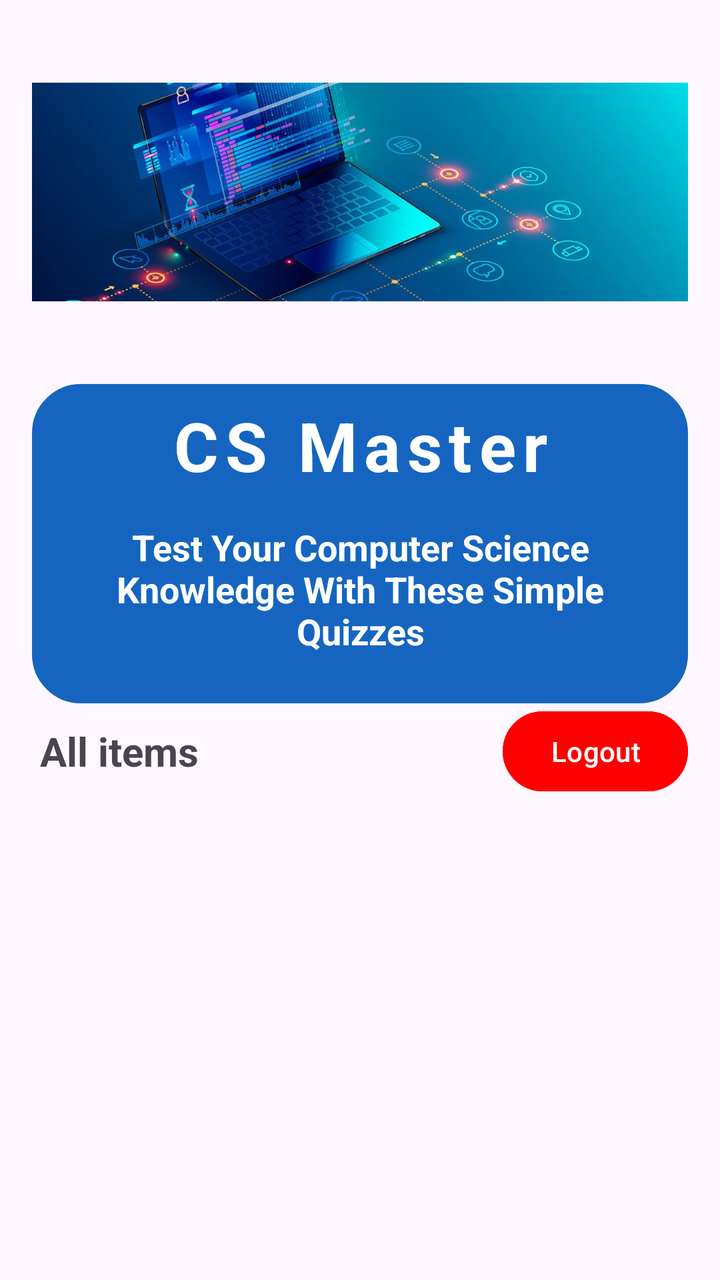
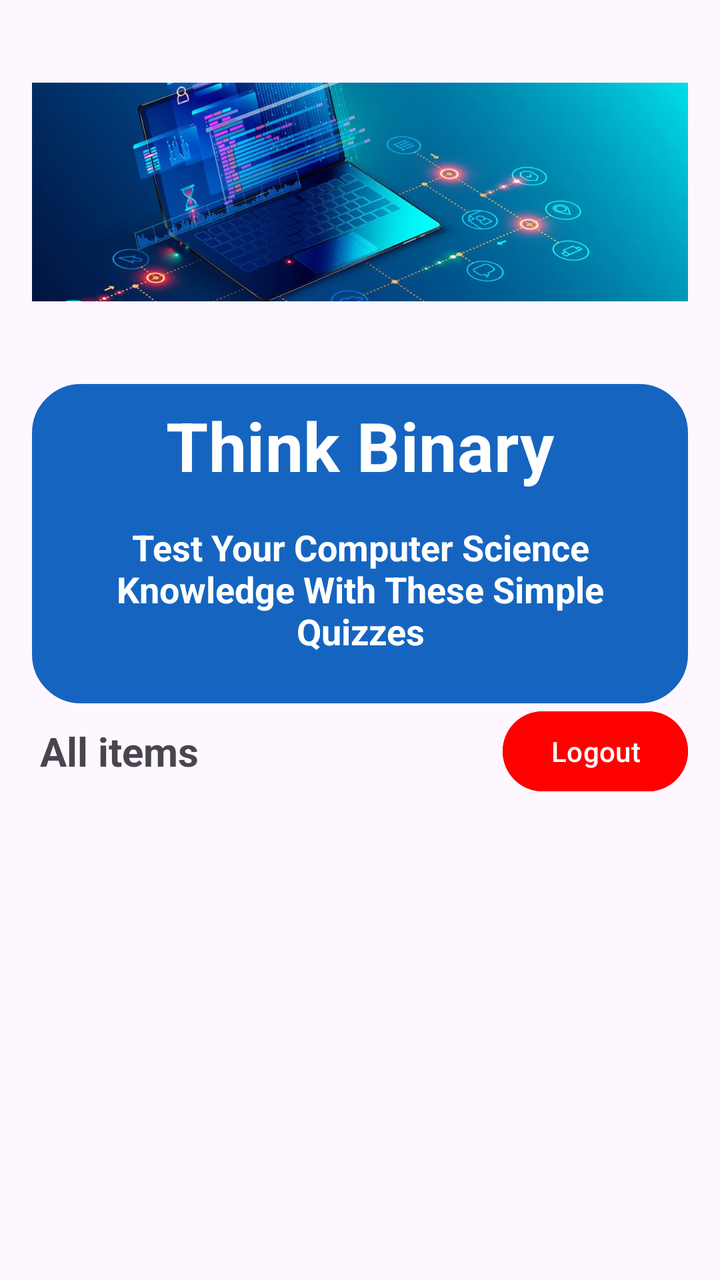

The first picture is an Android layout as it rendered before a commit; the second is the same layout after the commit. The layout source and the unified diff follow.
<!-- AndroidManifest.xml: application theme Theme.QuizMaster -->
<!-- res/layout/activity_main.xml -->
<?xml version="1.0" encoding="utf-8"?>
<LinearLayout xmlns:android="http://schemas.android.com/apk/res/android"
    xmlns:app="http://schemas.android.com/apk/res-auto"
    xmlns:tools="http://schemas.android.com/tools"
    android:layout_width="match_parent"
    android:layout_height="match_parent"
    android:orientation="vertical"
    android:padding="16dp"
    tools:context=".MainActivity">

    <ImageView
        android:layout_width="match_parent"
        android:layout_height="160dp"
        android:src="@drawable/img"
        />

    <LinearLayout
        android:layout_width="match_parent"
        android:layout_height="wrap_content"
        android:layout_marginTop="16dp"
        android:background="@drawable/rounded_corner"
        android:backgroundTint="@color/blue"
        android:padding="8dp"
        android:orientation="vertical">

        <TextView
            android:layout_width="match_parent"
            android:layout_height="wrap_content"
            android:text="CS Master"
            android:gravity="center"
            android:textSize="34sp"
            android:letterSpacing="0.1"
            android:textColor="@color/white"
            android:textStyle="bold"/>

        <TextView
            android:layout_width="match_parent"
            android:layout_height="wrap_content"
            android:text="Test Your Computer Science Knowledge With These Simple Quizzes"
            android:gravity="center"
            android:textSize="18sp"
            android:layout_margin="16dp"
            android:textColor="@color/white"
            android:textStyle="bold"/>


    </LinearLayout>
    <LinearLayout
        android:layout_width="match_parent"
        android:layout_height="wrap_content"
        android:orientation="horizontal">
        <TextView
            android:layout_width="wrap_content"
            android:layout_height="match_parent"
            android:text="All items"
            android:textAlignment="textStart"
            android:gravity="center_vertical"
            android:layout_marginStart="4dp"
            android:textSize="20sp"
            android:textStyle="bold"
            android:layout_weight="2"
            tools:ignore="RtlCompat" />

        <Button
            android:id="@+id/logoutButton"
            android:layout_width="wrap_content"
            android:layout_height="wrap_content"
            android:text="Logout"
            android:backgroundTint="@color/red"/>
    </LinearLayout>


    <RelativeLayout
        android:layout_width="match_parent"
        android:layout_height="match_parent">
        <ProgressBar
            android:layout_width="20dp"
            android:layout_height="20dp"
            android:layout_centerInParent="true"
            android:visibility="gone"
            android:id="@+id/progress_bar"/>

        <androidx.recyclerview.widget.RecyclerView
            android:layout_width="match_parent"
            android:layout_height="wrap_content"
            android:layout_marginTop="16dp"
            android:id="@+id/recycler_view"/>

    </RelativeLayout>


</LinearLayout>
<!-- resources referenced by this layout -->
<resources>
  <color name="blue">#1565C0</color>
  <color name="red">#FF0000</color>
  <color name="white">#FFFFFFFF</color>
  <!-- drawable img: png bitmap (drawable, 613500 bytes) -->
  <!-- drawable rounded_corner (drawable) -->
  <?xml version="1.0" encoding="utf-8"?>
  <shape xmlns:android="http://schemas.android.com/apk/res/android">
  <stroke android:width="1dp"
      android:color="@color/white"/>
      <corners android:radius="24dp"/>
  </shape>
  <style name="Theme.QuizMaster" parent="Theme.Material3.DayNight.NoActionBar">
          
           <item name="colorPrimary">@color/orange</item>
      </style>
  <color name="orange">#FF8F00</color>
</resources>

<!-- the commit's change to res/layout/activity_main.xml (unified diff, before → after) -->
@@ -26,10 +26,10 @@
         <TextView
             android:layout_width="match_parent"
             android:layout_height="wrap_content"
-            android:text="CS Master"
+            android:text="Think Binary"
             android:gravity="center"
             android:textSize="34sp"
-            android:letterSpacing="0.1"
+            android:letterSpacing="0.005"
             android:textColor="@color/white"
             android:textStyle="bold"/>
 
